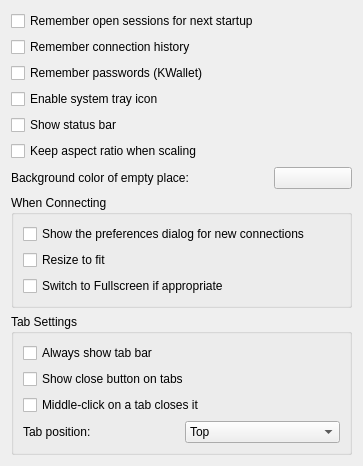
Qt form config/general.ui (KDE/krdc) before a commit.
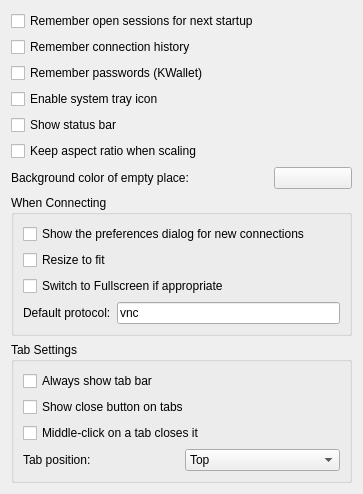
The same form after that commit. Custom widgets are drawn as their Qt base class.

Commit message:
Make default protocol configurable
Add a new config option for the default protocol.
Default protocol: protocol to use when passing a hostname
via command line without a scheme.
~~
$ krdc my.host
~~
expands to vnc://my.host since the dawn of time. With the
default protocol set to "rdp" it expands to rdp://my.host

The default protocol defaults to vnc to keep the current
behavior.

What changed in the file:
```diff
--- a/config/general.ui
+++ b/config/general.ui
@@ -120,6 +120,24 @@
         </property>
        </widget>
       </item>
+      <item>
+       <layout class="QHBoxLayout" name="horizontalLayoutP">
+        <item>
+         <widget class="QLabel" name="defaultProtocolLabel">
+          <property name="text">
+           <string>Default protocol:</string>
+          </property>
+         </widget>
+        </item>
+        <item>
+         <widget class="QLineEdit" name="kcfg_DefaultProtocol">
+          <property name="text">
+           <string>vnc</string>
+          </property>
+         </widget>
+        </item>
+       </layout>
+      </item>
      </layout>
     </widget>
    </item>
```
The commit also changes 2 other files.
